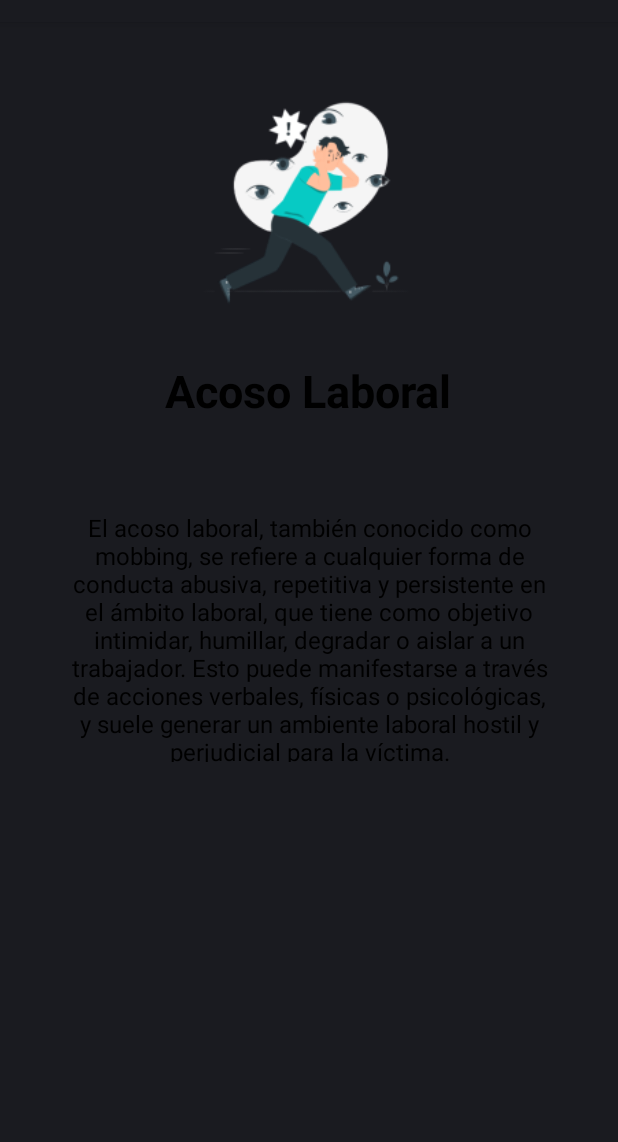
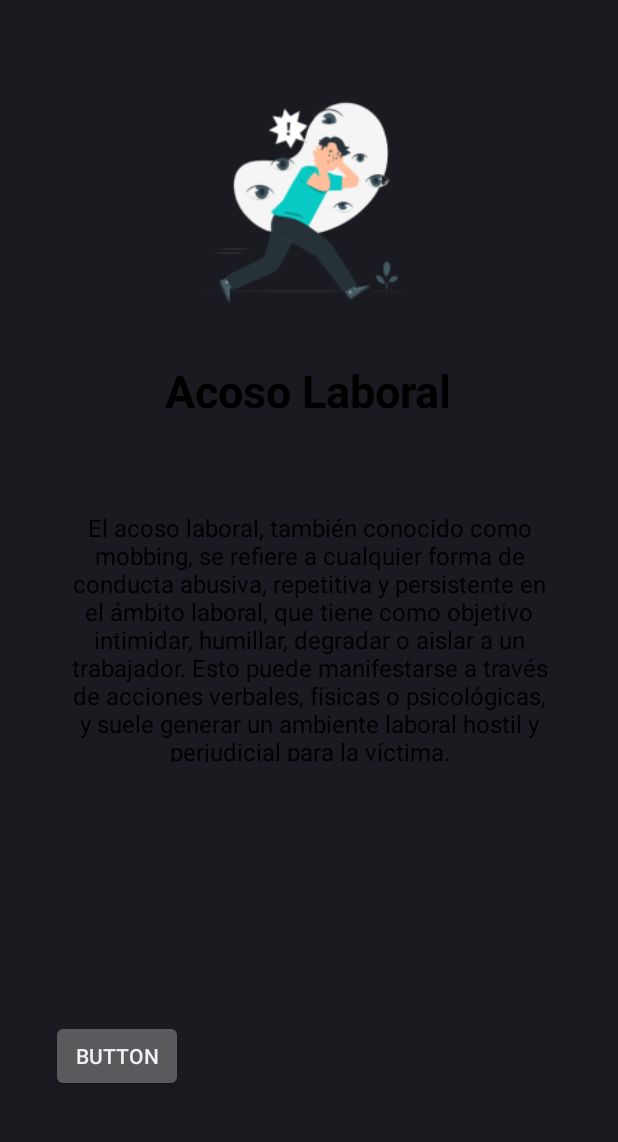
Before and after one commit to MarcoPadillaC98/NavDrawer, an Android app: the fragment G_AcosoLaboral shown on its own in the app's theme, on a phone screen of 412 x 824 dp, the part 62-1204 px from its top. Run offline under Robolectric (Android 15) with nearby library versions, the light colour scheme and no system bars.

```diff
--- a/app/src/main/res/layout/fragment_g__acoso_laboral.xml
+++ b/app/src/main/res/layout/fragment_g__acoso_laboral.xml
@@ -6,6 +6,17 @@
     android:layout_width="match_parent"
     android:layout_height="match_parent"
     tools:context=".G_AcosoLaboral">
+
+    <Button
+        android:id="@+id/button6"
+        android:layout_width="wrap_content"
+        android:layout_height="wrap_content"
+        android:layout_marginTop="172dp"
+        android:text="Button"
+        app:layout_constraintEnd_toEndOf="parent"
+        app:layout_constraintHorizontal_bias="0.104"
+        app:layout_constraintStart_toStartOf="parent"
+        app:layout_constraintTop_toBottomOf="@+id/textView5" />
 
     <ImageView
         android:id="@+id/imageView3"
```
Also changed, not shown: app/src/main/res/layout/fragment_g__acoso_callejero.xml (+11 -0 lines), app/src/main/res/layout/fragment_g__ciberacoso.xml (+11 -0 lines).
